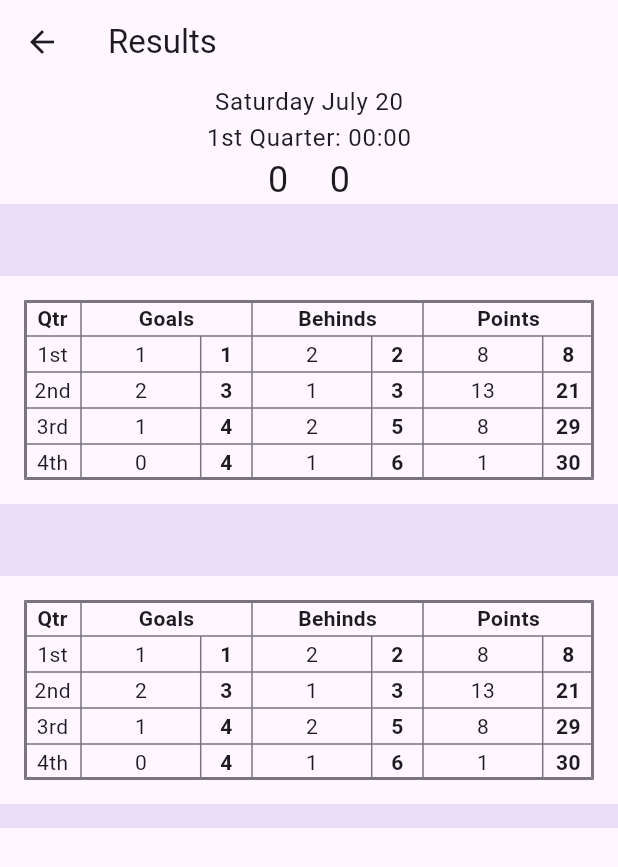
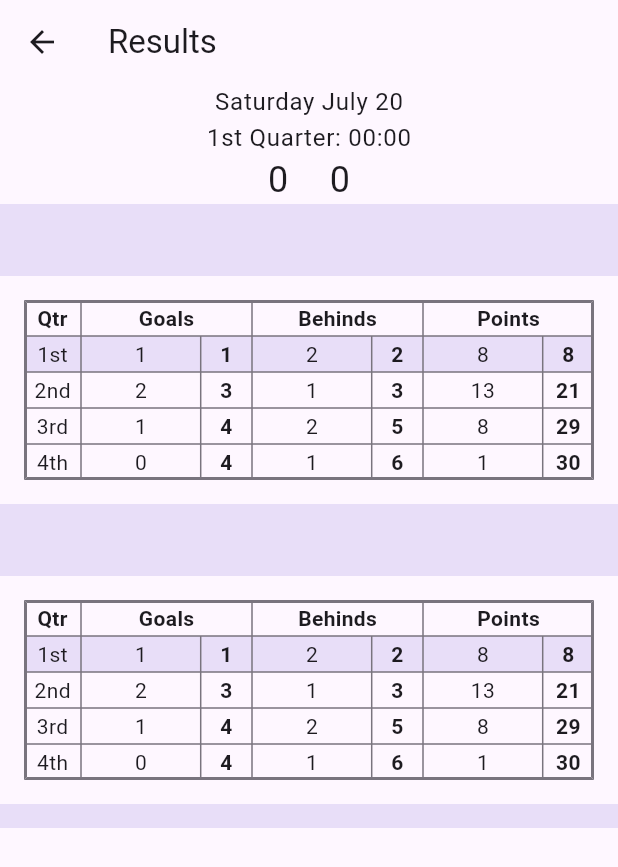
Before and after one commit to ryannortham/scorecard, a Flutter app: the Results screen opened directly, on a phone screen of 412 x 824 dp. Shown: the top 867 px of the screen. Run offline on Flutter 3.47's test engine with Material 3 defaults, Android fonts, the phone set to English and light mode, and no system bars; our stand-ins replace stop_watch_timer; missing offline and left inert: customizable_counter.

Commit message:
update scoring layout

```diff
--- a/lib/widgets/score_panel.dart
+++ b/lib/widgets/score_panel.dart
@@ -34,6 +34,14 @@ class ScorePanel extends StatelessWidget {
               height: 40,
               decoration: BoxDecoration(
                 color: Theme.of(context).colorScheme.secondaryContainer,
+                border: Border(
+                  top: BorderSide(
+                    color: Theme.of(context).dividerColor,
+                  ),
+                  bottom: BorderSide(
+                    color: Theme.of(context).dividerColor,
+                  ),
+                ),
               ),
               child: FittedBox(
                 child: Text(
--- a/lib/widgets/score_table.dart
+++ b/lib/widgets/score_table.dart
@@ -1,4 +1,6 @@
 import 'package:flutter/material.dart';
+import 'package:provider/provider.dart';
+import 'package:goalkeeper/providers/score_panel_provider.dart';
 
 class ScoreTable extends StatelessWidget {
   final TextStyle boldStyle = const TextStyle(fontWeight: FontWeight.bold);
@@ -14,8 +16,13 @@ class ScoreTable extends StatelessWidget {
     );
   }
 
-  TableRow createRow(BuildContext context, List<String> values) {
+  TableRow createRow(BuildContext context, int rowIndex, List<String> values) {
+    final selectedQuarter = Provider.of<ScorePanelProvider>(context, listen: true).selectedQuarter;
+
     return TableRow(
+      decoration: BoxDecoration(
+        color: (rowIndex == selectedQuarter) ? Theme.of(context).colorScheme.secondaryContainer : Colors.transparent,
+      ),
       children: [
         createCell(context, values[0]),
         createNestedCell(context, values.sublist(1, 3)),
@@ -86,10 +93,10 @@ class ScoreTable extends StatelessWidget {
             'Behinds',
             'Points',
           ]),
-          createRow(context, ['1st', '1', '1', '2', '2', '8', '8']),
-          createRow(context, ['2nd', '2', '3', '1', '3', '13', '21']),
-          createRow(context, ['3rd', '1', '4', '2', '5', '8', '29']),
-          createRow(context, ['4th', '0', '4', '1', '6', '1', '30']),
+          createRow(context, 1, ['1st', '1', '1', '2', '2', '8', '8']),
+          createRow(context, 2, ['2nd', '2', '3', '1', '3', '13', '21']),
+          createRow(context, 3, ['3rd', '1', '4', '2', '5', '8', '29']),
+          createRow(context, 4, ['4th', '0', '4', '1', '6', '1', '30']),
         ],
       ),
     );
```
